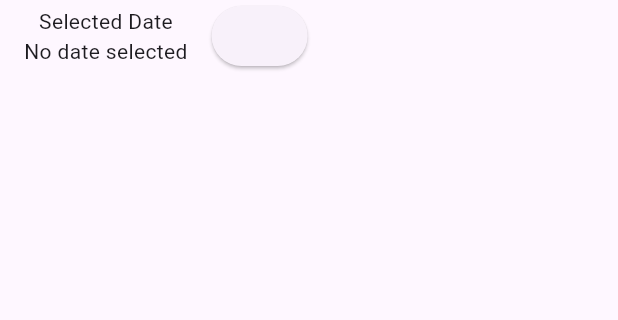
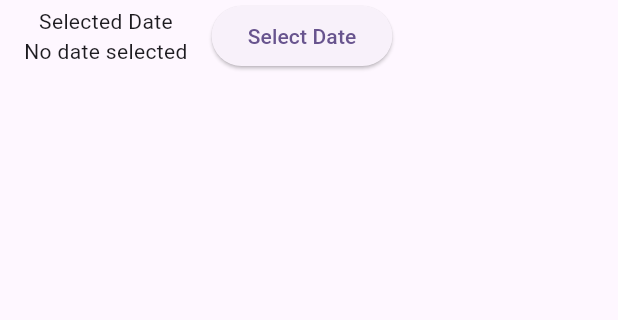
Before and after one commit to adwitafernanda/045_TodoBloc, a Flutter app: the TodoPage screen opened directly, on a phone screen of 412 x 824 dp, the part 54-374 px from its top. Run offline on Flutter 3.47's test engine with Material 3 defaults, Android fonts, the phone set to English and light mode, and no system bars; our stand-ins replace bloc; statements that could not run were skipped.

Commit message:
ADD - teks 'Select Date' pada tombol

```diff
--- a/lib/presentation/todo_page.dart
+++ b/lib/presentation/todo_page.dart
@@ -48,6 +48,7 @@ class TodoPage extends StatelessWidget{
                         );
                       }
                     },
+                    child: Text('Select Date'),
                   ),
                 ],
               ),
```
